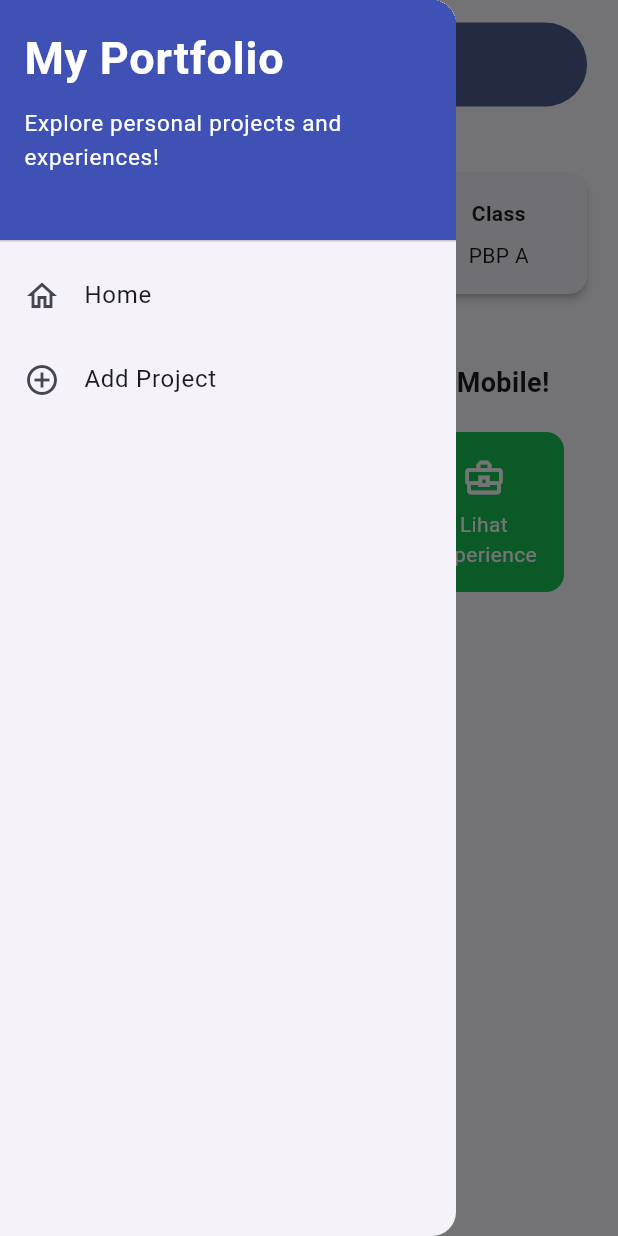
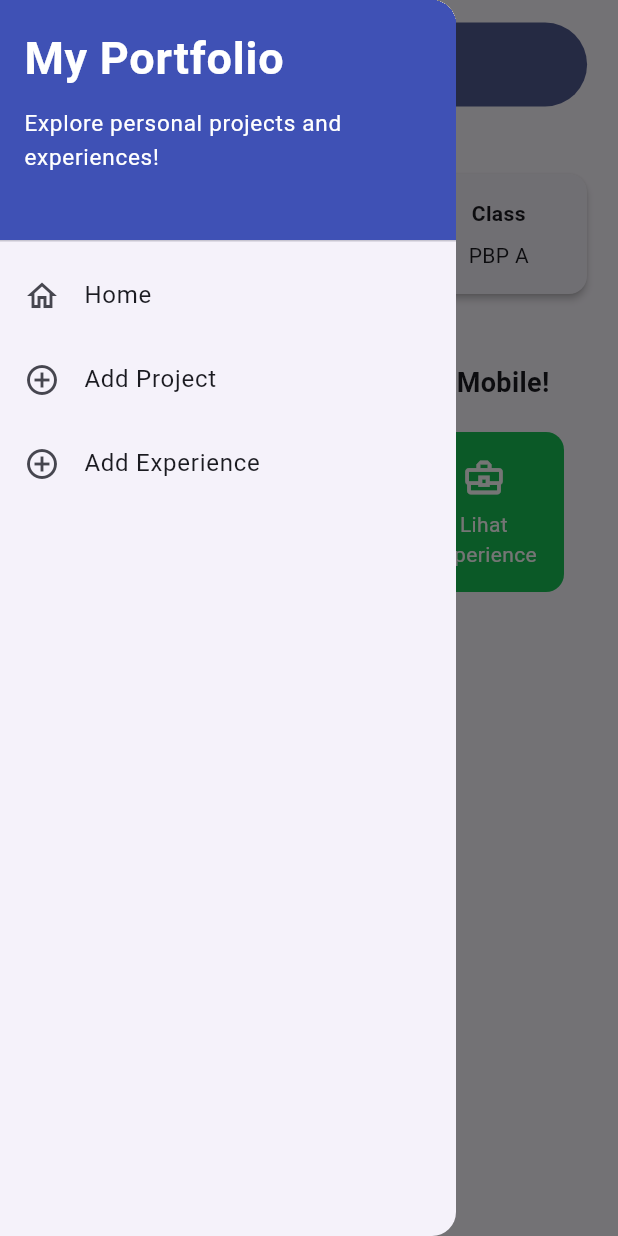
Before and after one commit to fadlyatiefn/myportofolio_mobile, a Flutter app: the screen it shows after launch, with the side drawer open, on a phone screen of 412 x 824 dp. Run offline on Flutter 3.47's test engine with Material 3 defaults, Android fonts, the phone set to English and light mode, and no system bars; our stand-ins replace date_field, material_ui.

Commit message:
feat: tambah navigasi dari menu.dart ke formnya experience

```diff
--- a/lib/main.dart
+++ b/lib/main.dart
@@ -1,4 +1,5 @@
 import 'package:flutter/material.dart';
+import 'package:material_ui/material_ui.dart' as date_material;
 import 'package:myportofolio_mobile/screens/menu.dart';
 
 void main() {
@@ -19,6 +20,7 @@ class MyApp extends StatelessWidget {
         ),
         useMaterial3: true,
       ),
+      localizationsDelegates: date_material.GlobalMaterialLocalizations.delegates,
       home: MyHomePage(),
     );
   }
--- a/lib/widgets/left_drawer.dart
+++ b/lib/widgets/left_drawer.dart
@@ -1,4 +1,5 @@
 import 'package:flutter/material.dart';
+import 'package:myportofolio_mobile/screens/experience_form.dart';
 import 'package:myportofolio_mobile/screens/menu.dart';
 import 'package:myportofolio_mobile/screens/project_form.dart';
 
@@ -57,6 +58,15 @@ class LeftDrawer extends StatelessWidget {
                 MaterialPageRoute(builder: (context) => const ProjectFormPage()));
             },
           ),
+          ListTile(
+            leading: const Icon(Icons.add_circle_outline),
+            title: const Text('Add Experience'),
+            onTap: () {
+              // TODO: routing ke ProjectFormPage
+              Navigator.push(context,
+                MaterialPageRoute(builder: (context) => const ExperienceFormPage()));
+            },
+          ),
         ],
       ),
     );
--- a/lib/widgets/project_card.dart
+++ b/lib/widgets/project_card.dart
@@ -1,3 +1,4 @@
+import 'package:myportofolio_mobile/screens/experience_form.dart';
 import 'package:myportofolio_mobile/screens/project_form.dart';
 import 'package:myportofolio_mobile/screens/menu.dart';
 import 'package:flutter/material.dart';
@@ -26,6 +27,8 @@ class ItemCard extends StatelessWidget {
             // Navigate ke halaman yang sesuai
             if (item.name == "Tambah Proyek") {
               Navigator.push(context, MaterialPageRoute(builder: (context) => const ProjectFormPage()));
+            } else if (item.name == "Tambah Experience"){
+              Navigator.push(context, MaterialPageRoute(builder: (context) => const ExperienceFormPage()));
             }
         },
         child: Container(
```
Also changed, not shown: lib/screens/experience_form.dart (+11 -4 lines).
